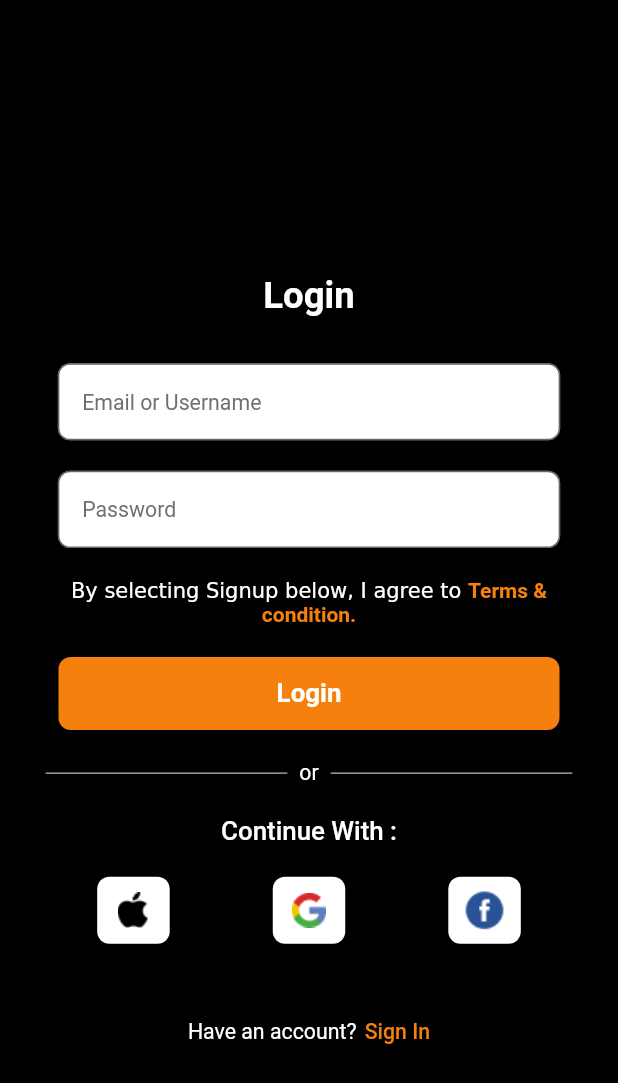
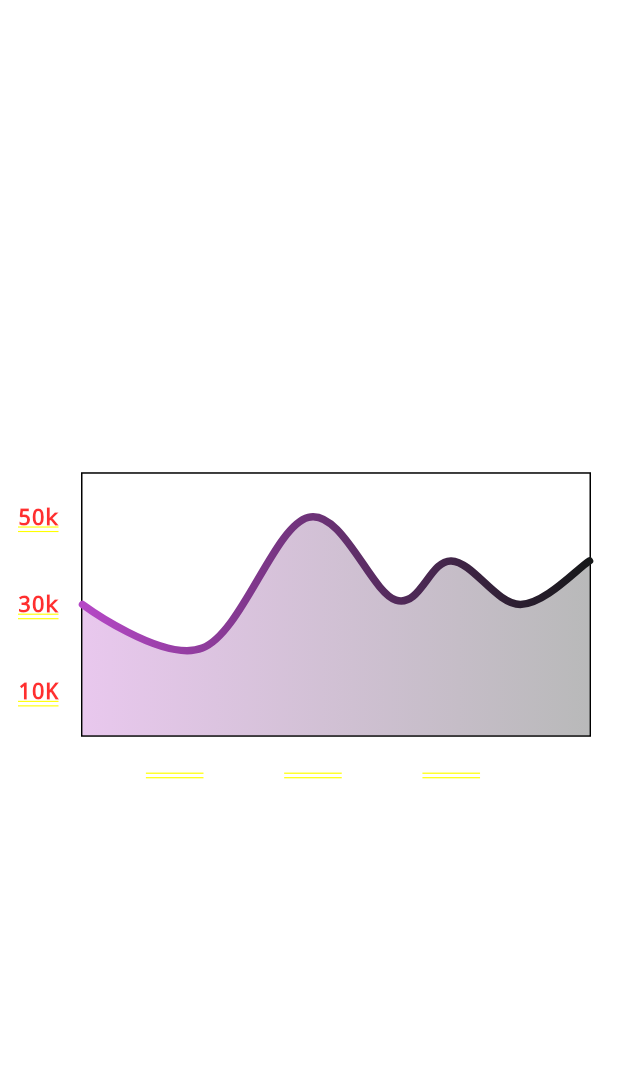
Before and after one commit to ipriyam26/Shift, a Flutter app: the screen it shows after launch, on a phone screen of 412 x 824 dp. Shown: the top 1083 px of the screen. Run offline on Flutter 3.47's test engine with Material 2 defaults, Android fonts, the phone set to English and light mode, and no system bars; drawn by our look-alikes of fl_chart; our stand-ins replace flutter_screenutil, get.

Commit message:
graph-thoda

```diff
--- a/lib/main.dart
+++ b/lib/main.dart
@@ -1,6 +1,7 @@
 import 'package:flutter/material.dart';
 import 'package:flutter_screenutil/flutter_screenutil.dart';
 import 'package:get/get_navigation/src/root/get_material_app.dart';
+import 'package:money_goes_brr/widgets/graph-3.dart';
 
 import 'authentication/view/login.dart';
 import 'authentication/view/sign_in.dart';
@@ -22,7 +23,7 @@
       builder: (context, a) {
         return  GetMaterialApp(
           debugShowCheckedModeBanner: false,
-          home: SignIn(),
+          home:LineChartSample2(),
         );
       },
     );
--- /dev/null
+++ b/lib/widgets/graph-3.dart
@@ -0,0 +1,277 @@
+import 'package:fl_chart/fl_chart.dart';
+import 'package:flutter/material.dart';
+import 'package:flutter_screenutil/flutter_screenutil.dart';
+
+class LineChartSample2 extends StatefulWidget {
+  const LineChartSample2({super.key});
+
+  @override
+  State<LineChartSample2> createState() => _LineChartSample2State();
+}
+
+class _LineChartSample2State extends State<LineChartSample2> {
+  List<Color> gradientColors = [
+    Color(0xffB548C6),
+    Color(0xff161819),
+  ];
+
+  bool showAvg = false;
+
+  @override
+  Widget build(BuildContext context) {
+    return Column(
+      mainAxisAlignment: MainAxisAlignment.center,
+      children: <Widget>[
+        AspectRatio(
+          aspectRatio: 1.70,
+          child: Padding(
+            padding: const EdgeInsets.only(
+              right: 18,
+              left: 12,
+              top: 24,
+              bottom: 12,
+            ),
+            child: LineChart(
+              showAvg ? avgData() : mainData(),
+            ),
+          ),
+        ),
+
+      ],
+    );
+  }
+
+  Widget bottomTitleWidgets(double value, TitleMeta meta) {
+    const style = TextStyle(
+      fontWeight: FontWeight.bold,
+      fontSize: 16,
+      color: Colors.white
+    );
+    Widget text;
+    switch (value.toInt()) {
+      case 2:
+        text = const Text('12:0', style: style);
+        break;
+      case 5:
+        text = const Text('13:0', style: style);
+        break;
+      case 8:
+        text = const Text('14:0', style: style);
+        break;
+      default:
+        text = const Text('', style: style);
+        break;
+    }
+
+    return SideTitleWidget(
+      axisSide: meta.axisSide,
+      child: text,
+    );
+  }
+
+  Widget leftTitleWidgets(double value, TitleMeta meta) {
+    const style = TextStyle(
+      fontWeight: FontWeight.bold,
+      fontSize: 15,
+    );
+    String text;
+    switch (value.toInt()) {
+      case 1:
+        text = '10K';
+        break;
+      case 3:
+        text = '30k';
+        break;
+      case 5:
+        text = '50k';
+        break;
+      default:
+        return Container();
+    }
+
+    return Text(text, style: style, textAlign: TextAlign.left);
+  }
+
+  LineChartData mainData() {
+    return LineChartData(
+      gridData: FlGridData(
+        show: true,
+        drawVerticalLine: true,
+        horizontalInterval: 1,
+        verticalInterval: 1,
+        getDrawingHorizontalLine: (value) {
+          return FlLine(
+            color: const Color(0xff161819),
+            strokeWidth: 0,
+          );
+        },
+        getDrawingVerticalLine: (value) {
+          return FlLine(
+            color: const Color(0xff37434d),
+            strokeWidth: 0,
+          );
+        },
+      ),
+      titlesData: FlTitlesData(
+        show: true,
+        rightTitles: AxisTitles(
+          sideTitles: SideTitles(showTitles: false),
+        ),
+        topTitles: AxisTitles(
+          sideTitles: SideTitles(showTitles: false),
+        ),
+        bottomTitles: AxisTitles(
+          sideTitles: SideTitles(
+            showTitles: true,
+            reservedSize: 30,
+            interval: 1,
+            getTitlesWidget: bottomTitleWidgets,
+          ),
+        ),
+        leftTitles: AxisTitles(
+          sideTitles: SideTitles(
+            showTitles: true,
+            interval: 1,
+            getTitlesWidget: leftTitleWidgets,
+            reservedSize: 42,
+          ),
+        ),
+      ),
+      // borderData: FlBorderData(
+      //   show: true,
+      //   border: Border.all(color: const Color(0xff37434d)),
+      // ),
+      minX: 0,
+      maxX: 11,
+      minY: 0,
+      maxY: 6,
+      lineBarsData: [
+        LineChartBarData(
+          spots: const [
+            FlSpot(0, 3),
+            FlSpot(2.6, 2),
+            FlSpot(4.9, 5),
+            FlSpot(6.8, 3.1),
+            FlSpot(8, 4),
+            FlSpot(9.5, 3),
+            FlSpot(11, 4),
+          ],
+          isCurved: true,
+          gradient: LinearGradient(
+            colors: gradientColors,
+          ),
+          barWidth: 5,
+          isStrokeCapRound: true,
+          dotData: FlDotData(
+            show: false,
+          ),
+          belowBarData: BarAreaData(
+            show: true,
+            gradient: LinearGradient(
+              colors: gradientColors
+                  .map((color) => color.withOpacity(0.3))
+                  .toList(),
+            ),
+          ),
+        ),
+      ],
+    );
+  }
+
+  LineChartData avgData() {
+    return LineChartData(
+      lineTouchData: LineTouchData(enabled: false),
+      gridData: FlGridData(
+        show: true,
+        drawHorizontalLine: true,
+        verticalInterval: 1,
+        horizontalInterval: 1,
+        getDrawingVerticalLine: (value) {
+          return FlLine(
+            color: const Color(0xff37434d),
+            strokeWidth: 1,
+          );
+        },
+        getDrawingHorizontalLine: (value) {
+          return FlLine(
+            color: const Color(0xff37434d),
+            strokeWidth: 1,
+          );
+        },
+      ),
+      titlesData: FlTitlesData(
+        show: true,
+        bottomTitles: AxisTitles(
+          sideTitles: SideTitles(
+            showTitles: true,
+            reservedSize: 30,
+            getTitlesWidget: bottomTitleWidgets,
+            interval: 1,
+          ),
+        ),
+        leftTitles: AxisTitles(
+          sideTitles: SideTitles(
+            showTitles: true,
+            getTitlesWidget: leftTitleWidgets,
+            reservedSize: 42,
+            interval: 1,
+          ),
+        ),
+        topTitles: AxisTitles(
+          sideTitles: SideTitles(showTitles: false),
+        ),
+        rightTitles: AxisTitles(
+          sideTitles: SideTitles(showTitles: false),
+        ),
+      ),
+      borderData: FlBorderData(
+        show: true,
+        border: Border.all(color: const Color(0xff37434d)),
+      ),
+      minX: 0,
+      maxX: 11,
+      minY: 0,
+      maxY: 6,
+      lineBarsData: [
+        LineChartBarData(
+          spots: const [
+            FlSpot(0, 3.44),
+            FlSpot(2.6, 3.44),
+            FlSpot(4.9, 3.44),
+            FlSpot(6.8, 3.44),
+            FlSpot(8, 3.44),
+            FlSpot(9.5, 3.44),
+            FlSpot(11, 3.44),
+          ],
+          isCurved: true,
+          gradient: LinearGradient(
+            colors: [
+              ColorTween(begin: gradientColors[0], end: gradientColors[1])
+                  .lerp(0.2)!,
+              ColorTween(begin: gradientColors[0], end: gradientColors[1])
+                  .lerp(0.2)!,
+            ],
+          ),
+          barWidth: 5,
+          isStrokeCapRound: true,
+          dotData: FlDotData(
+            show: false,
+          ),
+          belowBarData: BarAreaData(
+            show: true,
+            gradient: LinearGradient(
+              colors: [
+                ColorTween(begin: gradientColors[0], end: gradientColors[1])
+                    .lerp(0.2)!
+                    .withOpacity(0.1),
+                ColorTween(begin: gradientColors[0], end: gradientColors[1])
+                    .lerp(0.2)!
+                    .withOpacity(0.1),
+              ],
+            ),
+          ),
+        ),
+      ],
+    );
+  }
+}
--- a/pubspec.yaml
+++ b/pubspec.yaml
@@ -39,6 +39,7 @@
   flutter_screenutil: ^5.6.1
   google_fonts: ^4.0.1
   image_picker: ^0.8.6+1
+  fl_chart: ^0.60.0
   get: ^4.6.5
 
 dev_dependencies:
```
Also changed, not shown: pubspec.lock.
